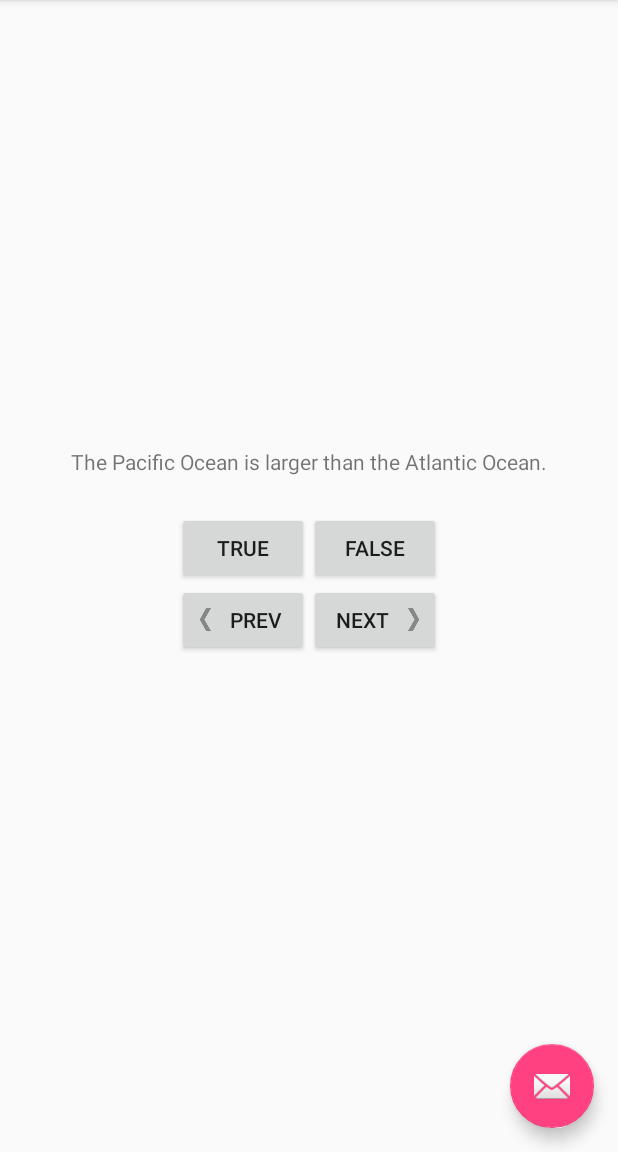
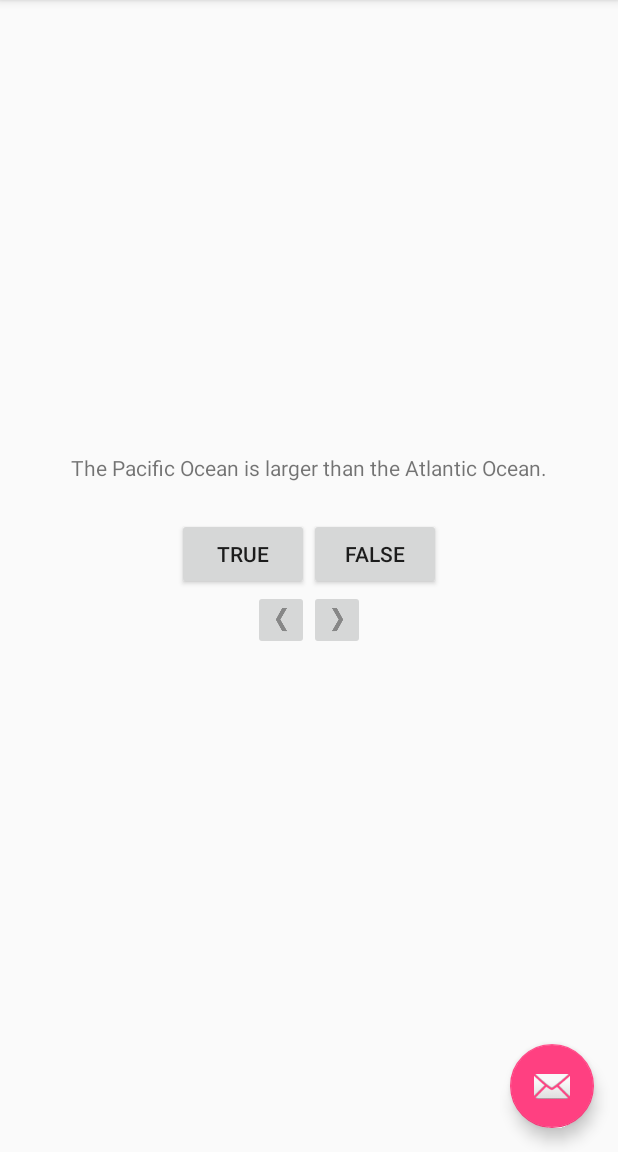
Before and after one commit to akniyev/the_big_nerd_ranch_android, an Android app: the screen it shows after launch (QuizActivity), on a phone screen of 412 x 824 dp, the part 84-1236 px from its top. Run offline under Robolectric (Android 15) with nearby library versions, the phone set to English and light mode, and no system bars.

Commit message:
third challenge from chapter 02

```diff
--- a/project02_chapter2/GeoQuiz/app/src/main/java/com/bignerdranch/android/geoquiz/QuizActivity.java
+++ b/project02_chapter2/GeoQuiz/app/src/main/java/com/bignerdranch/android/geoquiz/QuizActivity.java
@@ -1,5 +1,6 @@
 package com.bignerdranch.android.geoquiz;
 
+import android.media.Image;
 import android.os.Bundle;
 import android.support.design.widget.FloatingActionButton;
 import android.support.design.widget.Snackbar;
@@ -9,6 +10,7 @@
 import android.view.Menu;
 import android.view.MenuItem;
 import android.widget.Button;
+import android.widget.ImageButton;
 import android.widget.TextView;
 import android.widget.Toast;
 
@@ -16,8 +18,8 @@
 
     private Button mTrueButton;
     private Button mFalseButton;
-    private Button mNextButton;
-    private Button mPrevButton;
+    private ImageButton mNextButton;
+    private ImageButton mPrevButton;
     private TextView mQuestionTextView;
 
     private Question[] mQuestionBank = new Question[]{
@@ -65,8 +67,8 @@
         setContentView(R.layout.activity_quiz);
 
         mQuestionTextView = (TextView) findViewById(R.id.question_text_view);
-        mNextButton = (Button) findViewById(R.id.next_button);
-        mPrevButton = (Button) findViewById(R.id.prev_button);
+        mNextButton = (ImageButton) findViewById(R.id.next_button);
+        mPrevButton = (ImageButton) findViewById(R.id.prev_button);
 
         mTrueButton = (Button) findViewById(R.id.true_button);
         mFalseButton = (Button) findViewById(R.id.false_button);
--- a/project02_chapter2/GeoQuiz/app/src/main/res/layout/content_quiz.xml
+++ b/project02_chapter2/GeoQuiz/app/src/main/res/layout/content_quiz.xml
@@ -33,20 +33,18 @@
         android:layout_width="wrap_content"
         android:layout_height="wrap_content">
 
-        <Button
+        <ImageButton
             android:id="@+id/prev_button"
             android:layout_width="wrap_content"
             android:layout_height="wrap_content"
-            android:drawablePadding="4dp"
-            android:drawableLeft="@drawable/arrow_left"
-            android:text="@string/prev_button"/>
+            android:contentDescription="@string/prev_button"
+            android:src="@drawable/arrow_left"/>
 
-        <Button
+        <ImageButton
             android:id="@+id/next_button"
             android:layout_width="wrap_content"
             android:layout_height="wrap_content"
-            android:drawablePadding="4dp"
-            android:drawableRight="@drawable/arrow_right"
-            android:text="@string/next_button"/>
+            android:contentDescription="@string/next_button"
+            android:src="@drawable/arrow_right"/>
     </LinearLayout>
 </LinearLayout>
```
